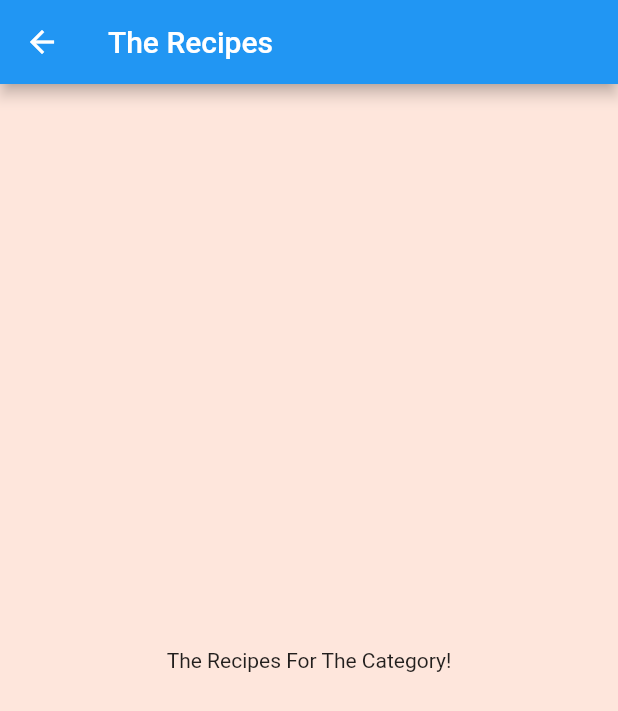
After one commit to asafzaf/Meals-app, a Flutter app: the screen it shows after launch, after a tap on "Italian", on a phone screen of 412 x 824 dp. The commit adds this screen. Shown: the top 711 px of the screen. Run offline on Flutter 3.47's test engine with Material 2 defaults, Android fonts, the phone set to English and light mode, and no system bars.

Commit message:
adding inkwell

```diff
--- a/lib/categories_screen.dart
+++ b/lib/categories_screen.dart
@@ -12,8 +12,10 @@ class CategoriesScreen extends StatelessWidget {
       body: GridView(
         padding: const EdgeInsets.all(15),
         children: DUMMY_CATEGORIES
-            .map((catData) =>
-                CategoryItem(title: catData.title, color: catData.color))
+            .map((catData) => CategoryItem(
+                  title: catData.title,
+                  color: catData.color,
+                ))
             .toList(),
         gridDelegate: SliverGridDelegateWithMaxCrossAxisExtent(
           maxCrossAxisExtent: 200,
--- a/lib/category_item.dart
+++ b/lib/category_item.dart
@@ -1,4 +1,5 @@
 import 'package:flutter/material.dart';
+import './category_meals_screen.dart';
 
 class CategoryItem extends StatelessWidget {
   final String title;
@@ -6,9 +7,21 @@ class CategoryItem extends StatelessWidget {
 
   CategoryItem({this.title, this.color});
 
+  void SelectCategory(BuildContext ctx) {
+    Navigator.of(ctx).push(MaterialPageRoute(
+      builder: (_) {
+        return CatrgoryMealsScreen();
+      },
+    ));
+  }
+
   @override
   Widget build(BuildContext context) {
-    return Container(
+    return InkWell(
+      onTap: () => SelectCategory(context),
+      splashColor: Theme.of(context).primaryColor,
+      borderRadius: BorderRadius.circular(15),
+      child: Container(
         padding: const EdgeInsets.all(15),
         child: Text(
           title,
@@ -25,6 +38,7 @@ class CategoryItem extends StatelessWidget {
           ),
           borderRadius: BorderRadius.circular(15),
         ),
+      ),
     );
   }
 }
--- /dev/null
+++ b/lib/category_meals_screen.dart
@@ -0,0 +1,17 @@
+import 'package:flutter/material.dart';
+
+class CatrgoryMealsScreen extends StatelessWidget {
+  @override
+  Widget build(BuildContext context) {
+    return Scaffold(
+      appBar: AppBar(
+        title: Text('The Recipes'),
+      ),
+      body: Center(
+        child: Text(
+          'The Recipes For The Category!',
+        ),
+      ),
+    );
+  }
+}
```
Lines whose indentation alone changed are shown as unchanged.
